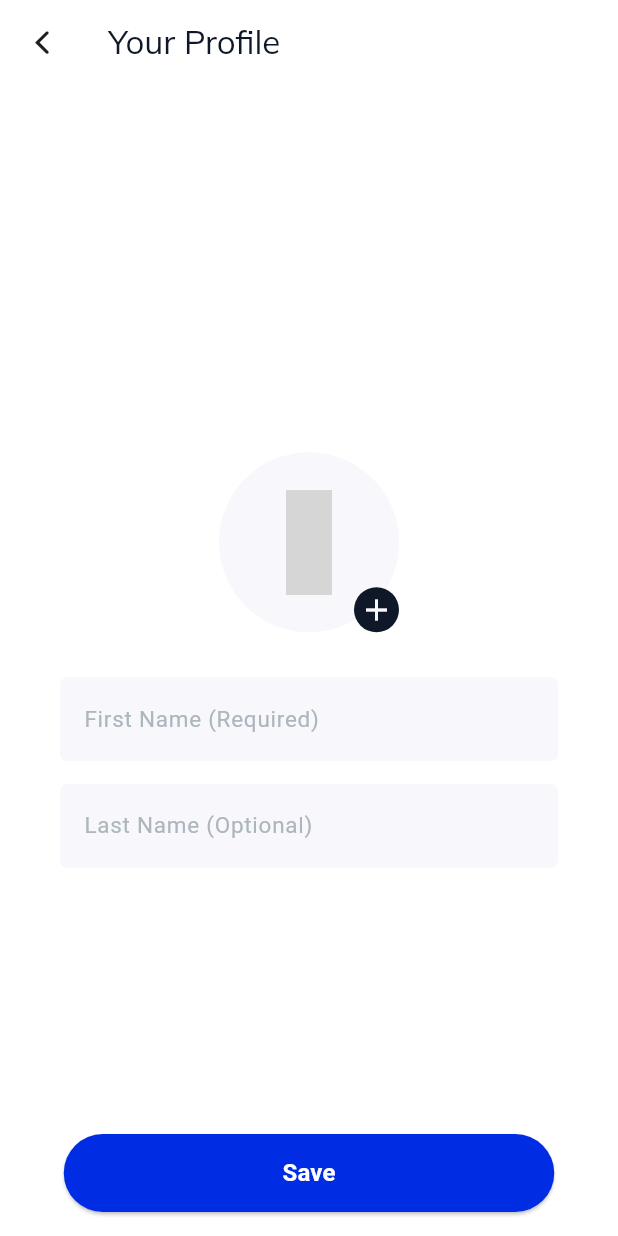
After one commit to ganeshchay2021/facebook_messanger_app_ui, a Flutter app: the ProfileScreen screen opened directly, on a phone screen of 412 x 824 dp. The commit adds this screen. Run offline on Flutter 3.47's test engine with Material 3 defaults, Android fonts, the phone set to English and light mode, and no system bars; our stand-ins replace flutter_bloc, iconsax, pinput; grey boxes are pictures that could not be loaded.

Commit message:
Profile Screen Added

```diff
--- a/lib/screens/OTP/otp_screen.dart
+++ b/lib/screens/OTP/otp_screen.dart
@@ -1,7 +1,8 @@
 import 'package:flutter/cupertino.dart';
 import 'package:flutter/material.dart';
 import 'package:messanger_app_ui/domain/constant/app_colors.dart';
-import 'package:messanger_app_ui/screens/profile/profile_screen.dart';
+import 'package:messanger_app_ui/screens/profile/profile.dart';
+
 import 'package:messanger_app_ui/screens/widgets/ui_helper.dart';
 import 'package:pinput/pinput.dart';
 
@@ -45,7 +46,7 @@ class _OtpScreenState extends State<OtpScreen> {
 
     return Scaffold(
       appBar: AppBar(
-        leading: UiHelper.custonBackButton(onPressed: () {
+        leading: UiHelper.customBackButton(onPressed: () {
           Navigator.pop(context);
         }),
         backgroundColor: Theme.of(context).brightness == Brightness.dark
--- a/lib/screens/login/login_screen.dart
+++ b/lib/screens/login/login_screen.dart
@@ -1,8 +1,6 @@
 import 'package:flutter/cupertino.dart';
 import 'package:flutter/material.dart';
-import 'package:flutter_bloc/flutter_bloc.dart';
 import 'package:messanger_app_ui/domain/constant/app_colors.dart';
-import 'package:messanger_app_ui/domain/constant/cubit/themes_cubit.dart';
 import 'package:messanger_app_ui/screens/OTP/otp_screen.dart';
 import 'package:messanger_app_ui/screens/widgets/ui_helper.dart';
 
@@ -14,21 +12,13 @@ class LoginScreen extends StatelessWidget {
     TextEditingController phoneNumberController = TextEditingController();
     return Scaffold(
       appBar: AppBar(
-        leading: UiHelper.custonBackButton(onPressed: () {
+        leading: UiHelper.customBackButton(onPressed: () {
           Navigator.pop(context);
         }),
         backgroundColor: Theme.of(context).brightness == Brightness.dark
             ? AppColor.scafoldDark
             : AppColor.scafoldLight,
-        actions: [
-          IconButton(
-              onPressed: () {
-                context.read<ThemesCubit>().toggledTheme();
-              },
-              icon: const Icon(
-                Icons.dark_mode_outlined,
-              ))
-        ],
+
       ),
       body: Padding(
         padding: const EdgeInsets.symmetric(horizontal: 40),
--- /dev/null
+++ b/lib/screens/profile/profile.dart
@@ -0,0 +1,97 @@
+import 'package:flutter/material.dart';
+import 'package:iconsax/iconsax.dart';
+import 'package:messanger_app_ui/domain/constant/app_colors.dart';
+import 'package:messanger_app_ui/screens/widgets/ui_helper.dart';
+
+class ProfileScreen extends StatelessWidget {
+  const ProfileScreen({super.key});
+
+  @override
+  Widget build(BuildContext context) {
+    TextEditingController firstNameController = TextEditingController();
+    TextEditingController lastNameController = TextEditingController();
+
+    return Scaffold(
+      appBar: AppBar(
+        title: UiHelper.customText(text: "Your Profile", context: context),
+        leading: UiHelper.customBackButton(
+          onPressed: () {
+            Navigator.pop(context);
+          },
+        ),
+        backgroundColor: Theme.of(context).brightness == Brightness.dark
+            ? AppColor.scafoldDark
+            : AppColor.scafoldLight,
+      ),
+      floatingActionButtonLocation: FloatingActionButtonLocation.centerFloat,
+      floatingActionButton:
+          UiHelper.customButton(onPressed: () {}, buttonName: "Save"),
+      body: Padding(
+        padding: const EdgeInsets.symmetric(horizontal: 40),
+        child: Column(
+          mainAxisAlignment: MainAxisAlignment.center,
+          children: [
+            Stack(
+              children: [
+                Container(
+                  height: 120,
+                  width: 120,
+                  decoration: BoxDecoration(
+                      shape: BoxShape.circle,
+                      color: Theme.of(context).brightness == Brightness.dark
+                          ? AppColor.textfieldDarkMode
+                          : AppColor.textfieldLightMode),
+                  child: Icon(
+                    Iconsax.user,
+                    size: 70,
+                    color: Theme.of(context).brightness == Brightness.dark
+                        ? AppColor.textDarkMode
+                        : AppColor.textLightMode,
+                  ),
+                ),
+                Positioned(
+                  bottom: 0,
+                  right: 0,
+                  child: Container(
+                    height: 30,
+                    width: 30,
+                    decoration: BoxDecoration(
+                      color: Theme.of(context).brightness == Brightness.dark
+                          ? AppColor.textDarkMode
+                          : AppColor.textLightMode,
+                      shape: BoxShape.circle,
+                    ),
+                    child: Icon(
+                      Icons.add,
+                      color: Theme.of(context).brightness == Brightness.dark
+                          ? AppColor.textLightMode
+                          : AppColor.textDarkMode,
+                    ),
+                  ),
+                )
+              ],
+            ),
+            const SizedBox(
+              height: 30,
+            ),
+            UiHelper.customTextField(
+              context: context,
+              hintText: "First Name (Required)",
+              keyboardType: TextInputType.text,
+              controller: firstNameController,
+            ),
+            const SizedBox(
+              height: 15,
+            ),
+            UiHelper.customTextField(
+              context: context,
+              hintText: "Last Name (Optional)",
+              keyboardType: TextInputType.text,
+              controller: lastNameController,
+            ),
+          ],
+        ),
+      ),
+    );
+  }
+}
--- a/lib/screens/widgets/ui_helper.dart
+++ b/lib/screens/widgets/ui_helper.dart
@@ -114,7 +114,7 @@ class UiHelper {
     );
   }
 
-  static custonBackButton({required VoidCallback onPressed}) {
+  static customBackButton({required VoidCallback onPressed}) {
     return IconButton(
       icon: const Icon(
         CupertinoIcons.back),
--- a/pubspec.yaml
+++ b/pubspec.yaml
@@ -37,6 +37,7 @@ dependencies:
   cupertino_icons: ^1.0.6
   flutter_bloc: ^9.0.0
   pinput: ^5.0.1
+  iconsax: ^0.0.8
 
 dev_dependencies:
   flutter_test:
```
Also changed, not shown: pubspec.lock.
